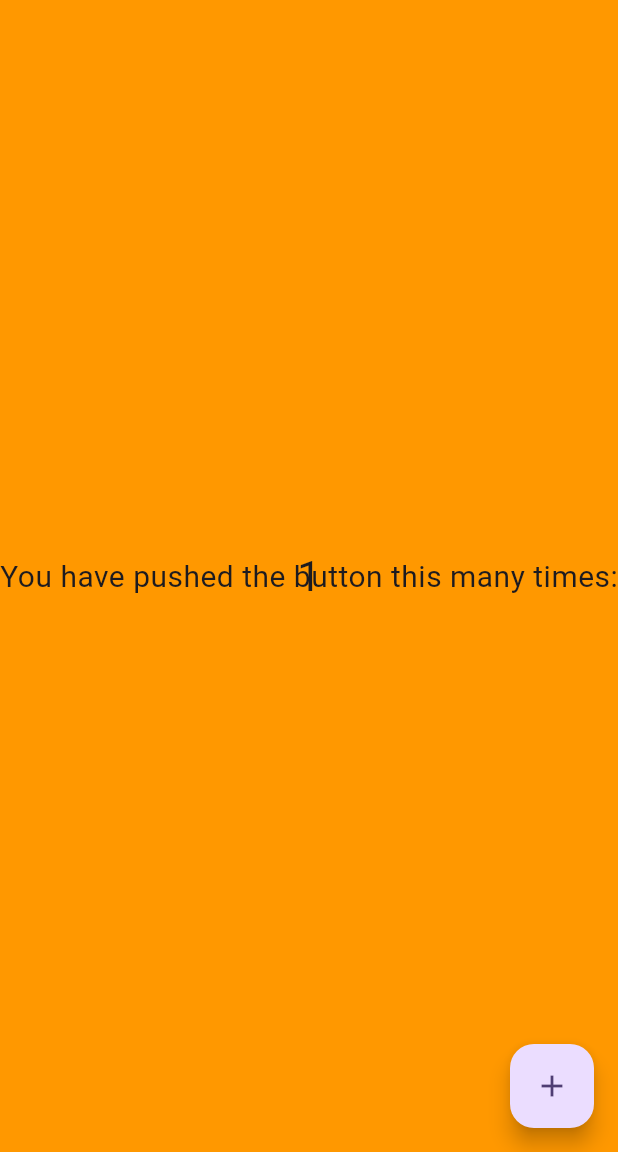
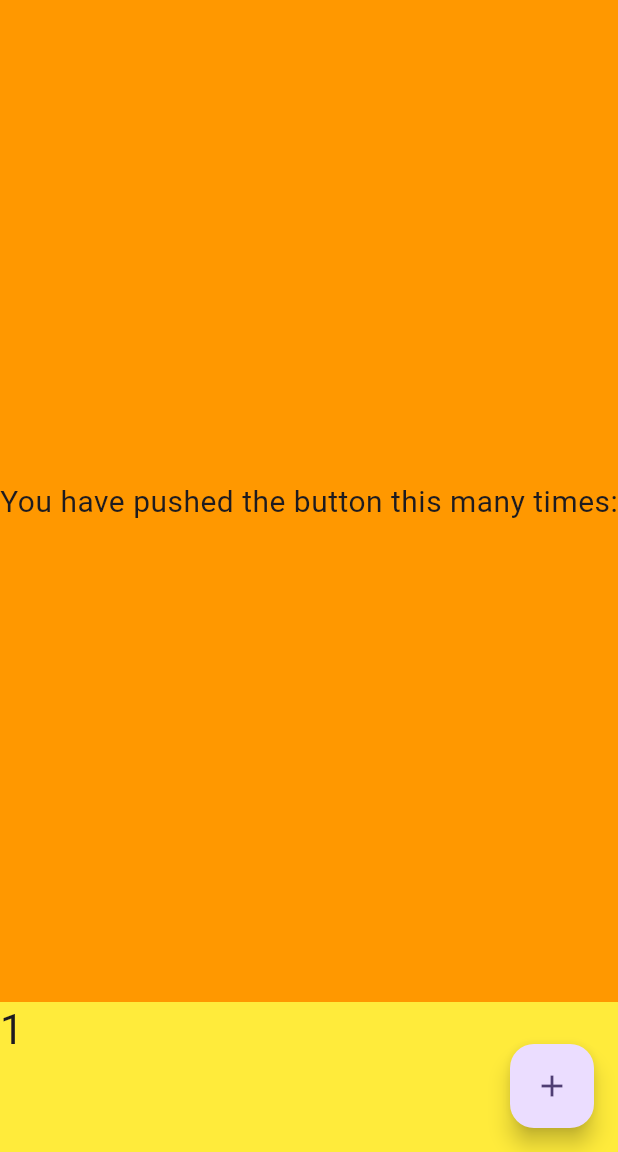
Before and after one commit to ronjb/fitted_box_with_sibling, a Flutter app: the screen it shows after launch, after a tap on the "add" icon, on a phone screen of 412 x 824 dp, the part 84-1236 px from its top. Run offline on Flutter 3.47's test engine with Material 3 defaults, Android fonts, the phone set to English and light mode, and no system bars.

Commit message:
Refactor layout logic in RenderFittedBoxWithSibling; improve size computation and sibling positioning

```diff
--- a/example/lib/main.dart
+++ b/example/lib/main.dart
@@ -52,13 +52,18 @@ class _MyHomePageState extends State<MyHomePage> {
               print('constraints=$constraints, boxSize=$boxSize');
             }
             return (
-              boxRect: Rect.fromLTWH(0, 0, constraints.maxWidth, constraints.maxHeight - 50),
-              siblingRect: Rect.fromLTWH(0, constraints.maxHeight - 50, constraints.maxWidth, 50),
+              boxRect: Rect.fromLTWH(0, 0, constraints.maxWidth, constraints.maxHeight - 100),
+              siblingRect: Rect.fromLTWH(0, constraints.maxHeight - 100, constraints.maxWidth, 100),
             );
           },
           children: [
             const Text('You have pushed the button this many times:'),
-            Text('$_counter', style: Theme.of(context).textTheme.headlineMedium),
+            Container(
+              width: double.infinity,
+              height: double.infinity,
+              color: Colors.yellow,
+              child: Text('$_counter', style: Theme.of(context).textTheme.headlineMedium),
+            ),
           ],
         ),
       ),
--- a/lib/fitted_box_with_sibling.dart
+++ b/lib/fitted_box_with_sibling.dart
@@ -353,12 +353,59 @@ class RenderFittedBoxWithSibling extends RenderBox
   @override
   @protected
   Size computeDryLayout(covariant BoxConstraints constraints) {
-    return _computeSize(constraints: constraints, layoutChild: ChildLayoutHelper.dryLayoutChild);
+    return _computeSize(
+      constraints: constraints,
+      layoutChild: ChildLayoutHelper.dryLayoutChild,
+    ).size;
   }
 
-  Size _computeSize({required BoxConstraints constraints, required ChildLayouter layoutChild}) {
+  @override
+  void performLayout() {
+    final constraints = this.constraints;
+    _hasVisualOverflow = false;
+
+    final result = _computeSize(
+      constraints: constraints,
+      layoutChild: ChildLayoutHelper.layoutChild,
+    );
+    size = result.size;
+    _boxRect = result.boxRect;
+    _siblingRect = result.siblingRect;
+
+    final resolvedAlignment = _resolvedAlignment;
+    var child = firstChild;
+    while (child != null) {
+      final childParentData = child.parentData! as StackParentData;
+
+      if (childParentData.isPositioned) {
+        throw UnimplementedError('Positioned children are not supported in FittedBoxWithSibling.');
+      } else if (identical(child, firstChild)) {
+        childParentData.offset =
+            resolvedAlignment.alongOffset(_boxRect!.size - child.size as Offset) +
+            Offset(_boxRect!.left, _boxRect!.top);
+      } else {
+        childParentData.offset =
+            resolvedAlignment.alongOffset(_siblingRect!.size - child.size as Offset) +
+            Offset(_siblingRect!.left, _siblingRect!.top);
+      }
+
+      assert(child.parentData == childParentData);
+      child = childParentData.nextSibling;
+    }
+
+    _clearPaintData();
+  }
+
+  ({Size size, Rect boxRect, Rect siblingRect}) _computeSize({
+    required BoxConstraints constraints,
+    required ChildLayouter layoutChild,
+  }) {
     if (childCount == 0) {
-      return constraints.biggest.isFinite ? constraints.biggest : constraints.smallest;
+      return (
+        size: constraints.biggest.isFinite ? constraints.biggest : constraints.smallest,
+        boxRect: Rect.zero,
+        siblingRect: Rect.zero,
+      );
     }
 
     late Rect boxRect;
@@ -402,11 +449,6 @@ class RenderFittedBoxWithSibling extends RenderBox
             : BoxConstraints.tight(siblingRect.size);
         layoutChild(child, siblingConstraints);
 
-        childParentData.offset = Offset(siblingRect.left, siblingRect.top);
-        if (kDebugMode) {
-          print('setting sibling offset to ${childParentData.offset}');
-        }
-
         if (childParentData.nextSibling != null) {
           throw FlutterError.fromParts(<DiagnosticsNode>[
             ErrorSummary('FittedBoxWithSibling can only have two children.'),
@@ -424,34 +466,11 @@ class RenderFittedBoxWithSibling extends RenderBox
 
     final size = boxRect.expandToInclude(siblingRect).size;
     assert(size.isFinite);
-    return size;
+    return (size: size, boxRect: boxRect, siblingRect: siblingRect);
   }
 
-  @override
-  void performLayout() {
-    final constraints = this.constraints;
-    _hasVisualOverflow = false;
-
-    size = _computeSize(constraints: constraints, layoutChild: ChildLayoutHelper.layoutChild);
-
-    final resolvedAlignment = _resolvedAlignment;
-    var child = firstChild;
-    while (child != null) {
-      final childParentData = child.parentData! as StackParentData;
-
-      if (!childParentData.isPositioned) {
-        childParentData.offset = resolvedAlignment.alongOffset(size - child.size as Offset);
-      } else {
-        throw UnimplementedError('Positioned children are not supported in FittedBoxWithSibling.');
-      }
-
-      assert(child.parentData == childParentData);
-      child = childParentData.nextSibling;
-    }
-
-    _clearPaintData();
-  }
-
+  Rect? _boxRect;
+  Rect? _siblingRect;
   bool? _hasVisualOverflow;
   Matrix4? _transform;
 
@@ -471,13 +490,13 @@ class RenderFittedBoxWithSibling extends RenderBox
     } else {
       final Alignment resolvedAlignment = _resolvedAlignment;
       final Size childSize = firstChild!.size;
-      final FittedSizes sizes = applyBoxFit(_fit, childSize, size);
+      final FittedSizes sizes = applyBoxFit(_fit, childSize, _boxRect!.size);
       final double scaleX = sizes.destination.width / sizes.source.width;
       final double scaleY = sizes.destination.height / sizes.source.height;
       final Rect sourceRect = resolvedAlignment.inscribe(sizes.source, Offset.zero & childSize);
       final Rect destinationRect = resolvedAlignment.inscribe(
         sizes.destination,
-        Offset.zero & size,
+        Offset.zero & _boxRect!.size,
       );
       _hasVisualOverflow =
           sourceRect.width < childSize.width || sourceRect.height < childSize.height;
```
